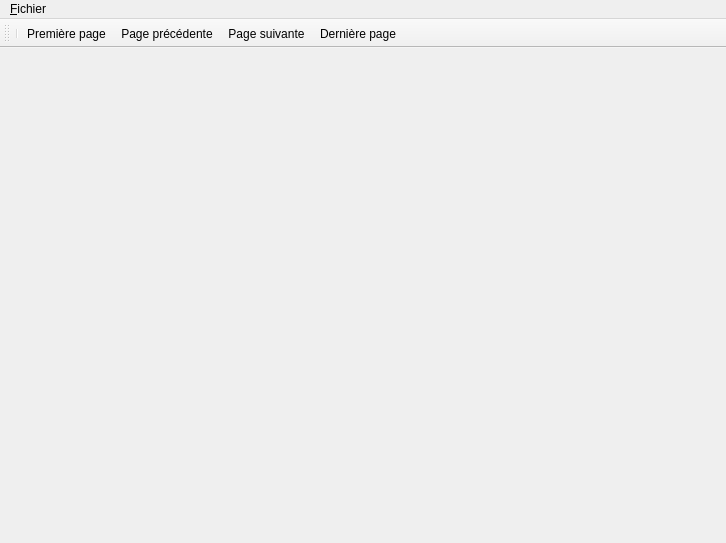
Above: src/viewer/CMainFrm.ui from lit-uriy/libqt4report before the change. Below: the same form after it.
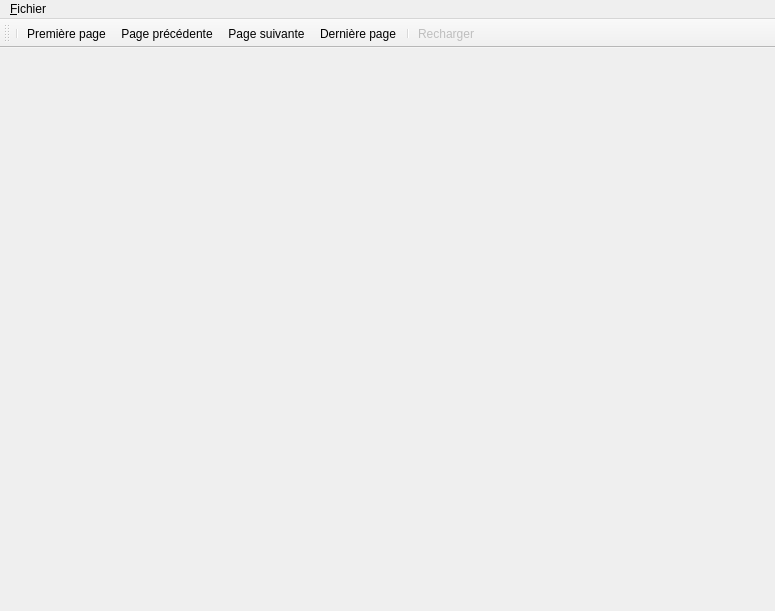
That is the form after the change. Icons and pictures are not drawn.

```diff
--- a/src/viewer/CMainFrm.ui
+++ b/src/viewer/CMainFrm.ui
@@ -6,25 +6,21 @@
    <rect>
     <x>0</x>
     <y>0</y>
-    <width>726</width>
-    <height>543</height>
+    <width>775</width>
+    <height>611</height>
    </rect>
   </property>
   <property name="windowTitle">
    <string>MainWindow</string>
   </property>
-  <widget class="QScrollArea" name="centralwidget">
-   <property name="alignment">
-    <set>Qt::AlignCenter</set>
-   </property>
-  </widget>
+  <widget class="QWidget" name="centralwidget"/>
   <widget class="QMenuBar" name="menubar">
    <property name="geometry">
     <rect>
      <x>0</x>
      <y>0</y>
-     <width>726</width>
-     <height>21</height>
+     <width>775</width>
+     <height>19</height>
     </rect>
    </property>
    <widget class="QMenu" name="menu_Fichier">
@@ -52,6 +48,8 @@
    <addaction name="actionPagePrecedente"/>
    <addaction name="actionPageSuivante"/>
    <addaction name="actionDernierePage"/>
+   <addaction name="separator"/>
+   <addaction name="actionRecharger"/>
   </widget>
   <action name="actionPremierePage">
    <property name="icon">
@@ -119,6 +117,21 @@
     <string>&amp;Quitter</string>
    </property>
   </action>
+  <action name="actionRecharger">
+   <property name="enabled">
+    <bool>false</bool>
+   </property>
+   <property name="icon">
+    <iconset resource="viewer.qrc">
+     <normaloff>:/viewer/images/reload.png</normaloff>:/viewer/images/reload.png</iconset>
+   </property>
+   <property name="text">
+    <string>Recharger</string>
+   </property>
+   <property name="toolTip">
+    <string>Reharger</string>
+   </property>
+  </action>
  </widget>
  <resources>
   <include location="viewer.qrc"/>
```
